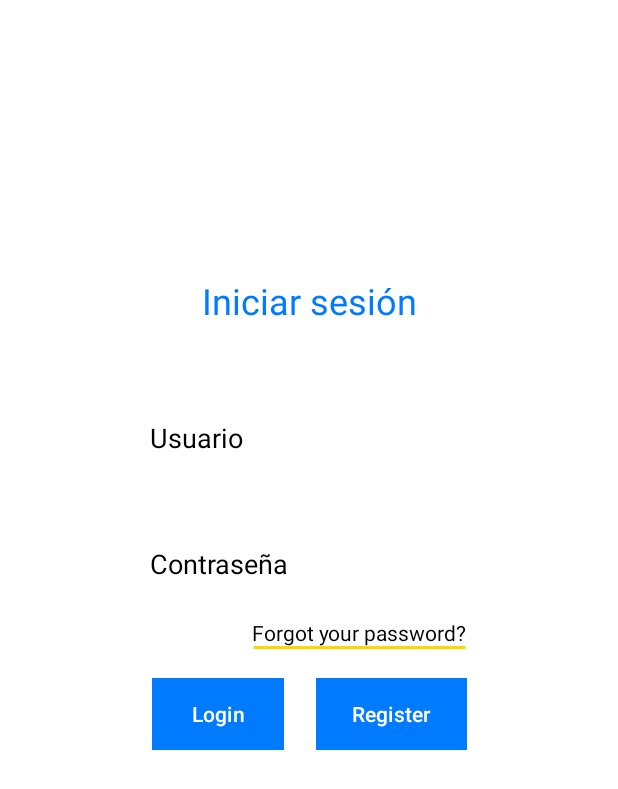
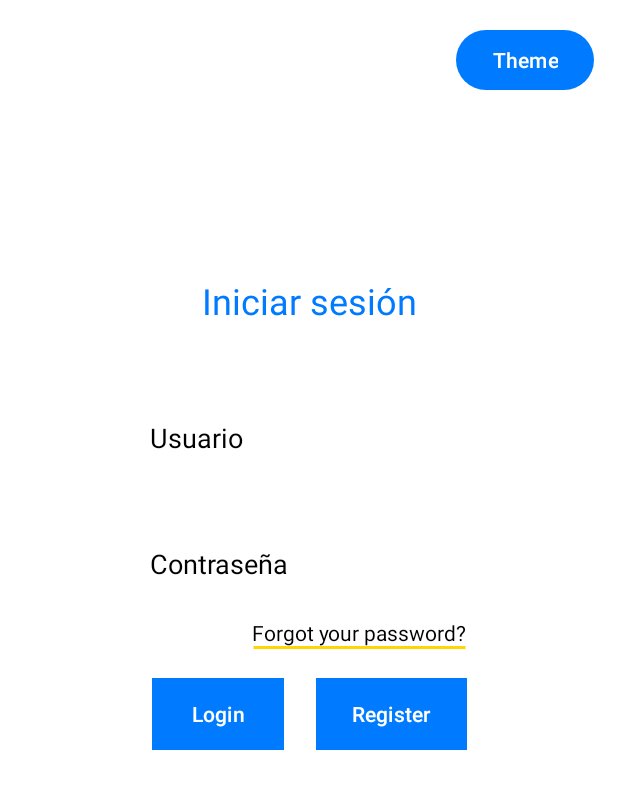
Before and after one commit to afvv2602/Segundo-Curso, an Android app: the screen it shows after launch (MainActivity), on a phone screen of 412 x 824 dp. Shown: the top 789 px of the screen. Run offline under Robolectric (Android 15) with nearby library versions, the phone set to English and light mode, and no system bars.

Commit message:
Theme funcionando.

```diff
--- a/Android-Programing1/Login/app/src/main/java/com/example/login/MainActivity.java
+++ b/Android-Programing1/Login/app/src/main/java/com/example/login/MainActivity.java
@@ -1,7 +1,9 @@
 package com.example.login;
 
 import androidx.appcompat.app.AppCompatActivity;
+import androidx.appcompat.app.AppCompatDelegate;
 
+import android.content.SharedPreferences;
 import android.os.Bundle;
 import android.content.Intent;
 import android.widget.Button;
@@ -16,6 +18,10 @@ public class MainActivity extends AppCompatActivity {
     private EditText usernameEditText;
     private EditText passwordEditText;
 
+    //Test de preferencias
+    private static final String SHARED_PREFS_NAME = "my_shared_prefs";
+    private static final String THEME_PREF_KEY = "theme_pref";
+
     // Usuarios y contraseñas almacenados en código
     private final HashMap<String, String> users = new HashMap<String, String>() {{
         put("admin", "root");
@@ -26,17 +32,21 @@ public class MainActivity extends AppCompatActivity {
     protected void onCreate(Bundle savedInstanceState) {
         super.onCreate(savedInstanceState);
         setContentView(R.layout.activity_main);
+        applySavedTheme();
 
         usernameEditText = findViewById(R.id.usernameEditText);
         passwordEditText = findViewById(R.id.passwordEditText);
 
         Button loginButton = findViewById(R.id.loginButton);
         Button registerButton = findViewById(R.id.registerButton);
+        Button themeButton = findViewById(R.id.themeSwitchBut);
         TextView forgotPass  = findViewById(R.id.forgotPasswordTextView);
 
         loginButton.setOnClickListener(v -> login());
         registerButton.setOnClickListener(v -> register());
         forgotPass.setOnClickListener(v -> forgotPass());
+        themeButton.setOnClickListener(v -> switchTheme());
+
     }
 
     private boolean isValidUser(String username, String password) {
@@ -68,4 +78,26 @@ public class MainActivity extends AppCompatActivity {
         forgotPasswordIntent.putExtra("username", username);
         startActivity(forgotPasswordIntent);
     }
+
+    private void applySavedTheme() {
+        SharedPreferences sharedPreferences = getSharedPreferences(SHARED_PREFS_NAME, MODE_PRIVATE);
+        int theme = sharedPreferences.getInt(THEME_PREF_KEY, AppCompatDelegate.MODE_NIGHT_NO);
+        AppCompatDelegate.setDefaultNightMode(theme);
+
+    }
+
+    private void switchTheme() {
+        int currentTheme = AppCompatDelegate.getDefaultNightMode();
+        int newTheme = currentTheme == AppCompatDelegate.MODE_NIGHT_NO ? AppCompatDelegate.MODE_NIGHT_YES : AppCompatDelegate.MODE_NIGHT_NO;
+
+        // Save the new theme to SharedPreferences
+        SharedPreferences sharedPreferences = getSharedPreferences(SHARED_PREFS_NAME, MODE_PRIVATE);
+        SharedPreferences.Editor editor = sharedPreferences.edit();
+        editor.putInt(THEME_PREF_KEY, newTheme);
+        editor.apply();
+
+        // Apply the new theme
+        AppCompatDelegate.setDefaultNightMode(newTheme);
+        recreate();
+    }
 }
--- a/Android-Programing1/Login/app/src/main/java/com/example/login/WelcomeActivity.java
+++ b/Android-Programing1/Login/app/src/main/java/com/example/login/WelcomeActivity.java
@@ -20,6 +20,7 @@ public class WelcomeActivity extends AppCompatActivity {
         welcomeTextView.setText(String.format("Welcome, %s", username));
 
         logoutButton.setOnClickListener(v -> logout());
+
         }
 
     private void logout(){
--- a/Android-Programing1/Login/app/src/main/res/layout/activity_main.xml
+++ b/Android-Programing1/Login/app/src/main/res/layout/activity_main.xml
@@ -90,4 +90,15 @@
         app:layout_constraintStart_toStartOf="parent"
         app:layout_constraintTop_toTopOf="parent" />
 
+    <Button
+        android:id="@+id/themeSwitchBut"
+        android:layout_width="wrap_content"
+        android:layout_height="wrap_content"
+        android:layout_marginTop="16dp"
+        android:text="Theme"
+        app:layout_constraintEnd_toEndOf="parent"
+        app:layout_constraintHorizontal_bias="0.95"
+        app:layout_constraintStart_toStartOf="parent"
+        app:layout_constraintTop_toTopOf="parent" />
+
 </androidx.constraintlayout.widget.ConstraintLayout>
```
